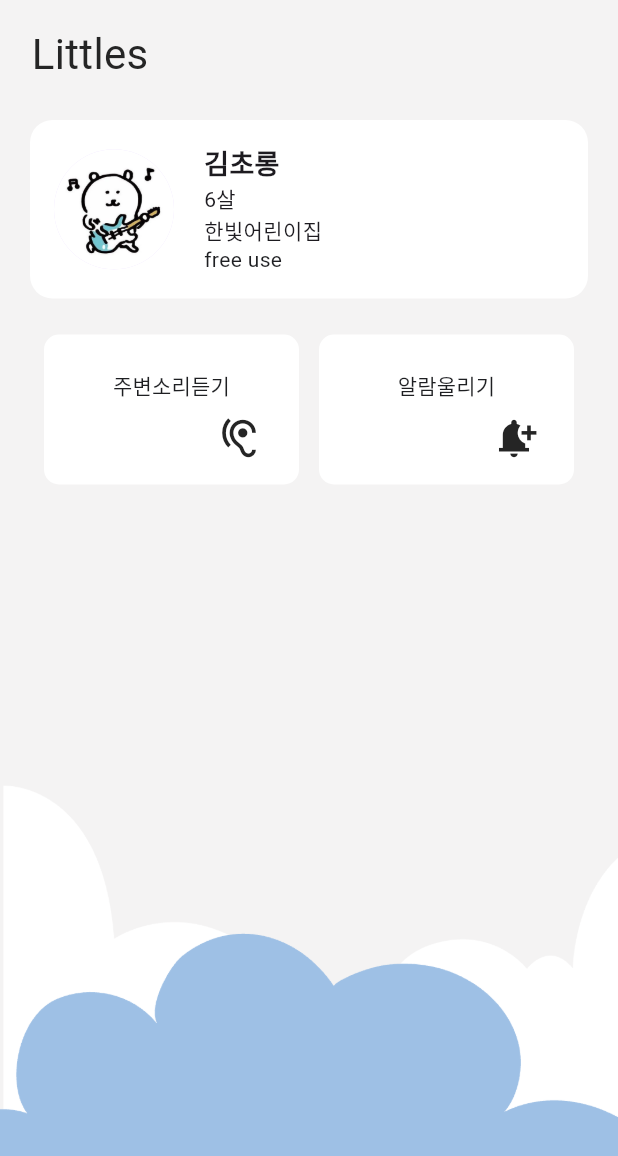
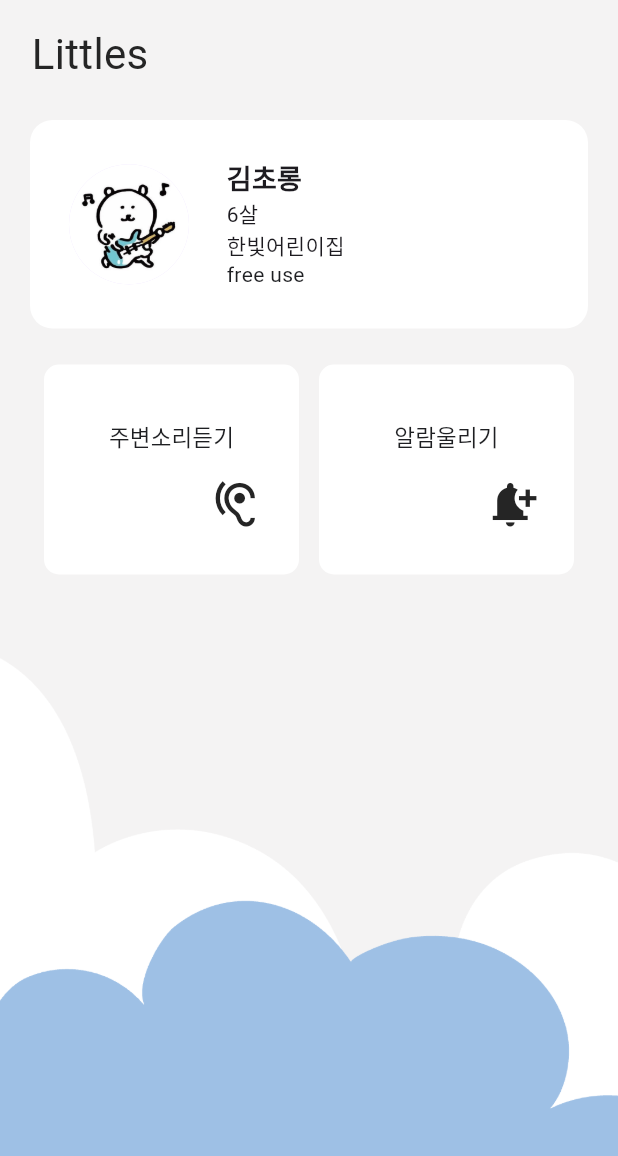
Before and after one commit to yuhaeun-la/LG_Flutter, a Flutter app: the HomeView screen opened directly, on a phone screen of 412 x 824 dp. Shown: the top 1156 px of the screen. Run offline on Flutter 3.47's test engine with Material 3 defaults, Android fonts, the phone set to English and light mode, and no system bars; Roboto replaces fonts that are missing (NanumSquareNeo, jalnan).

Commit message:
feat:: child Home View add

```diff
--- a/lib/ui/views/child/setting/progress1_view.dart
+++ b/lib/ui/views/child/setting/child_progress1_view.dart
@@ -1,5 +1,5 @@
 import 'package:flutter/material.dart';
-import 'package:little_guardian/ui/views/child/setting/progress2_view.dart';
+import 'package:little_guardian/ui/views/child/setting/child_progress2_view.dart';
 import 'package:little_guardian/ui/views/components/next_page_button.dart';
 import 'package:little_guardian/ui/views/components/wide_toggle_button.dart';
 import 'package:little_guardian/ui/views/components/setting_top_view.dart';
@@ -11,6 +11,7 @@ class ChildProgress1View extends StatelessWidget {
   @override
   Widget build(BuildContext context) {
     return Scaffold(
+      backgroundColor: mainColor,
       body: SafeArea(
         child: Column(
           children: [
--- a/lib/ui/views/child/setting/progress2_view.dart
+++ b/lib/ui/views/child/setting/child_progress2_view.dart
@@ -1,5 +1,5 @@
 import 'package:flutter/material.dart';
-import 'package:little_guardian/ui/views/child/setting/progress3_view.dart';
+import 'package:little_guardian/ui/views/child/setting/child_progress3_view.dart';
 import 'package:little_guardian/ui/views/components/next_page_button.dart';
 import 'package:little_guardian/ui/views/components/number_input_fields.dart';
 import 'package:little_guardian/ui/views/components/setting_top_view.dart';
@@ -12,6 +12,7 @@ class ChildProgress2View extends StatelessWidget {
   Widget build(BuildContext context) {
     // TODO: implement build
     return Scaffold(
+      backgroundColor: mainColor,
       body: SafeArea(
         child: Column(
           children: [
--- a/lib/ui/views/components/home_square_button.dart
+++ b/lib/ui/views/components/home_square_button.dart
@@ -17,7 +17,7 @@ class HomeSquareButton extends StatelessWidget {
   Widget build(BuildContext context) {
     return SizedBox(
       width: 170,
-      height: 100,
+      height: 140,
       child: ElevatedButton(
         onPressed: onPressed,
         style: ElevatedButton.styleFrom(
@@ -37,15 +37,16 @@ class HomeSquareButton extends StatelessWidget {
               textAlign: TextAlign.center,
               style: TextStyle(
                  color: gray1,
+                fontSize: 15
               ),
             ),
             SizedBox(height: 8),
             Container(
               alignment: Alignment.bottomRight,
-              margin: const EdgeInsets.only(top:3),
+              margin: const EdgeInsets.only(top:10),
               child: Icon(
                 icon,
-                size: 30,
+                size: 35,
                 color: gray2,
               ),
             ),
--- a/lib/ui/views/components/next_page_button.dart
+++ b/lib/ui/views/components/next_page_button.dart
@@ -17,7 +17,7 @@ class NextPageButton extends StatelessWidget {
             MaterialPageRoute(builder: (context) => targetPage)
         );
       },
-      iconSize: 60,
+      iconSize: 100,
     );
   }
 }
--- a/lib/ui/views/components/number_input_fields.dart
+++ b/lib/ui/views/components/number_input_fields.dart
@@ -69,7 +69,8 @@ class _NumberInputFieldsState extends State<NumberInputFields> {
               style: TextStyle(
                 color: Colors.white,
                 fontSize: 28,
-                fontWeight: FontWeight.normal,
+                fontFamily: 'jalnan',
+                fontWeight: FontWeight.w900,
               ),
               decoration: InputDecoration(
                 counterText: '',
--- a/lib/ui/views/components/wide_toggle_button.dart
+++ b/lib/ui/views/components/wide_toggle_button.dart
@@ -50,7 +50,7 @@ class wideToggleButton extends StatelessWidget {
                 style: TextStyle(
                   fontSize: 21,
                   color: isSelected ? Colors.white : Colors.black,
-                  fontWeight: FontWeight.normal,
+                  fontWeight: FontWeight.w700,
                 ),
               ),
             ),
--- a/lib/ui/views/parent/child_card.dart
+++ b/lib/ui/views/parent/child_card.dart
@@ -16,20 +16,22 @@ class ChildCard extends StatelessWidget{
           padding: const EdgeInsets.all(16.0),
           child: Row(
             children: [
+              const SizedBox(width: 10),
               const CircleAvatar(
                 radius: 40,
                 backgroundImage:
                 AssetImage('assets/user1.jpg'),
               ),
-              const SizedBox(width: 20),
+              const SizedBox(width: 25),
               Column(
                 crossAxisAlignment: CrossAxisAlignment.start,
                 children: const [
+                  SizedBox(height: 10),
                   Text(
                     '김초롱',
                     style: TextStyle(
                       fontSize: 18,
-                      fontWeight: FontWeight.bold,
+                      fontWeight: FontWeight.w700,
                     ),
                   ),
                   Text('6살'),
@@ -40,6 +42,7 @@ class ChildCard extends StatelessWidget{
                       color: gray1,
                     ),
                   ),
+                  SizedBox(height: 10),
                 ],
               ),
             ],
--- a/pubspec.yaml
+++ b/pubspec.yaml
@@ -62,6 +62,10 @@ flutter:
     - assets/user1.jpg
     - assets/child.png
     - assets/homeBackground.png
+    - assets/congrats.png
+    - assets/flowerbaby.png
+    - assets/ballbaby.png
+    - assets/finish-line.png
   # To add assets to your application, add an assets section, like this:
   # assets:
   #   - images/a_dot_burr.jpeg
```
Also changed, not shown: lib/main.dart (+3 -4 lines), lib/ui/views/child/child_home_view.dart (added, +16 -0 lines), lib/ui/views/child/setting/child_progress3_view.dart (added, +37 -0 lines), lib/ui/views/child/setting/progress3_view.dart (deleted, +0 -24 lines), lib/ui/views/components/setting_top_view.dart (+8 -5 lines), assets/ballbaby.png (added), assets/congrats.png (added), assets/finish-line.png (added), assets/flowerbaby.png (added), assets/homeBackground.png, assets/mainIcon.png.
